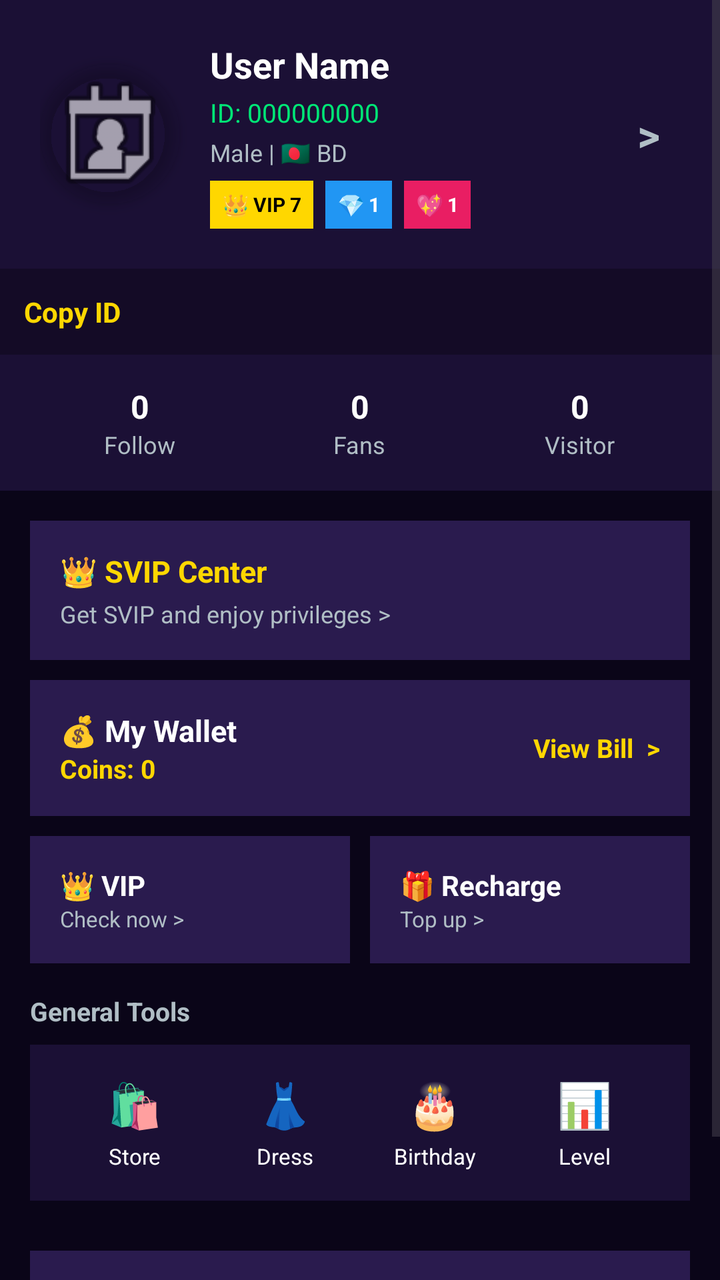
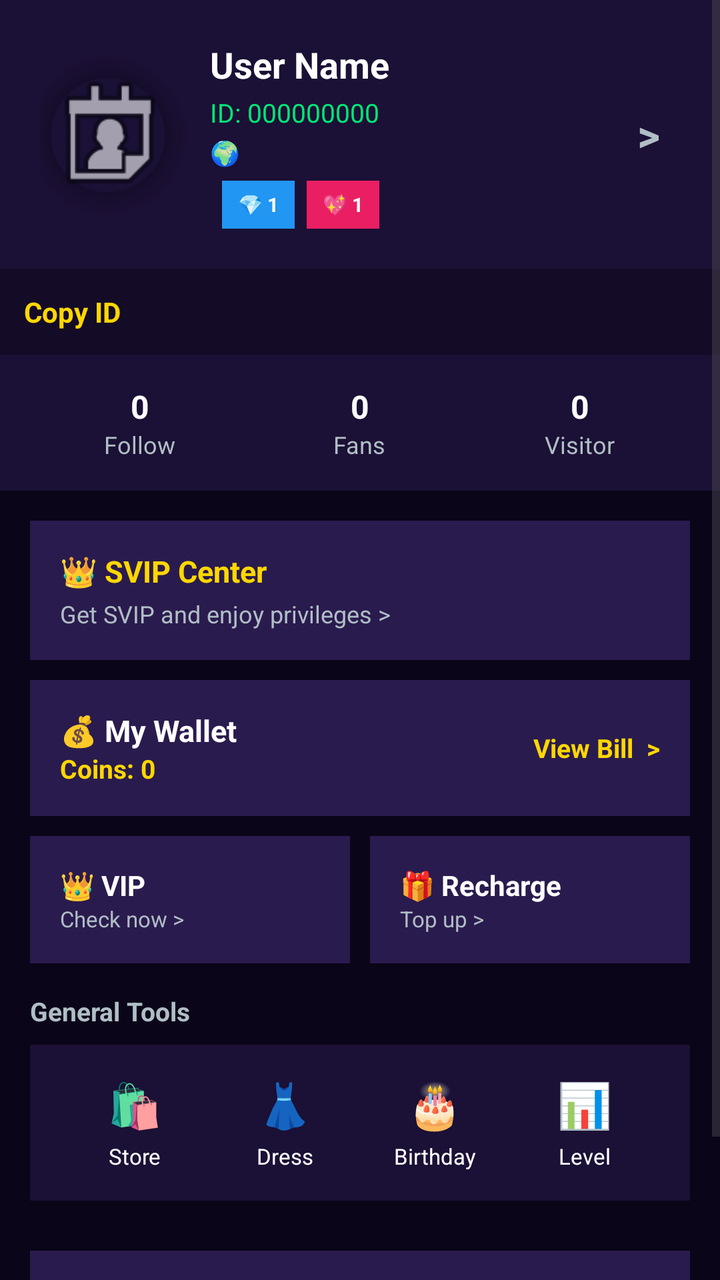

The first picture is an Android layout as it rendered before a commit; the second is the same layout after the commit. The layout source and the unified diff follow.
<!-- AndroidManifest.xml: activity theme Theme.SRVoiceChat -->
<!-- res/layout/activity_me.xml -->
<?xml version="1.0" encoding="utf-8"?>
<ScrollView xmlns:android="http://schemas.android.com/apk/res/android"
    xmlns:app="http://schemas.android.com/apk/res-auto"
    android:layout_width="match_parent"
    android:layout_height="match_parent"
    android:background="#0A0518"
    android:fillViewport="true">

    <LinearLayout
        android:layout_width="match_parent"
        android:layout_height="wrap_content"
        android:orientation="vertical">

        
        <LinearLayout
            android:layout_width="match_parent"
            android:layout_height="wrap_content"
            android:background="#1B1035"
            android:gravity="center_vertical"
            android:orientation="horizontal"
            android:padding="20dp">

            <androidx.cardview.widget.CardView
                android:layout_width="70dp"
                android:layout_height="70dp"
                android:layout_marginRight="15dp"
                app:cardCornerRadius="35dp"
                app:cardElevation="4dp"
                app:cardBackgroundColor="@android:color/transparent">

                <ImageView
                    android:id="@+id/imgAvatar"
                    android:layout_width="match_parent"
                    android:layout_height="match_parent"
                    android:scaleType="centerCrop"
                    android:src="@android:drawable/ic_menu_my_calendar" />
            </androidx.cardview.widget.CardView>

            <LinearLayout
                android:layout_width="0dp"
                android:layout_height="wrap_content"
                android:layout_weight="1"
                android:orientation="vertical">

                <TextView
                    android:id="@+id/txtName"
                    android:layout_width="wrap_content"
                    android:layout_height="wrap_content"
                    android:text="User Name"
                    android:textColor="#FFFFFF"
                    android:textSize="18sp"
                    android:textStyle="bold" />

                <TextView
                    android:id="@+id/txtId"
                    android:layout_width="wrap_content"
                    android:layout_height="wrap_content"
                    android:paddingTop="3dp"
                    android:text="ID: 000000000"
                    android:textColor="#00E676"
                    android:textSize="13sp" />

                <TextView
                    android:id="@+id/txtGenderCountry"
                    android:layout_width="wrap_content"
                    android:layout_height="wrap_content"
                    android:paddingTop="3dp"
                    android:text="Male | 🇧🇩 BD"
                    android:textColor="#B0BEC5"
                    android:textSize="12sp" />

                
                <LinearLayout
                    android:layout_width="wrap_content"
                    android:layout_height="wrap_content"
                    android:orientation="horizontal"
                    android:paddingTop="6dp">

                    
                    <LinearLayout
                        android:id="@+id/layoutVipIcon"
                        android:layout_width="wrap_content"
                        android:layout_height="24dp"
                        android:background="#FFD700"
                        android:gravity="center_vertical"
                        android:orientation="horizontal"
                        android:paddingLeft="6dp"
                        android:paddingRight="6dp">
                        <TextView
                            android:id="@+id/imgVipIcon"
                            android:layout_width="wrap_content"
                            android:layout_height="wrap_content"
                            android:text="👑"
                            android:textSize="11sp" />
                        <TextView
                            android:id="@+id/txtVipNum"
                            android:layout_width="wrap_content"
                            android:layout_height="wrap_content"
                            android:paddingLeft="2dp"
                            android:text="VIP 7"
                            android:textColor="#000000"
                            android:textSize="10sp"
                            android:textStyle="bold" />
                    </LinearLayout>

                    
                    <LinearLayout
                        android:id="@+id/layoutWealthLevel"
                        android:layout_width="wrap_content"
                        android:layout_height="24dp"
                        android:layout_marginLeft="6dp"
                        android:background="#2196F3"
                        android:gravity="center_vertical"
                        android:orientation="horizontal"
                        android:paddingLeft="6dp"
                        android:paddingRight="6dp">
                        <TextView
                            android:layout_width="wrap_content"
                            android:layout_height="wrap_content"
                            android:text="💎"
                            android:textSize="11sp" />
                        <TextView
                            android:id="@+id/txtWealthNum"
                            android:layout_width="wrap_content"
                            android:layout_height="wrap_content"
                            android:paddingLeft="2dp"
                            android:text="1"
                            android:textColor="#FFFFFF"
                            android:textSize="10sp"
                            android:textStyle="bold" />
                    </LinearLayout>

                    
                    <LinearLayout
                        android:id="@+id/layoutCharmLevel"
                        android:layout_width="wrap_content"
                        android:layout_height="24dp"
                        android:layout_marginLeft="6dp"
                        android:background="#E91E63"
                        android:gravity="center_vertical"
                        android:orientation="horizontal"
                        android:paddingLeft="6dp"
                        android:paddingRight="6dp">
                        <TextView
                            android:layout_width="wrap_content"
                            android:layout_height="wrap_content"
                            android:text="💖"
                            android:textSize="11sp" />
                        <TextView
                            android:id="@+id/txtCharmNum"
                            android:layout_width="wrap_content"
                            android:layout_height="wrap_content"
                            android:paddingLeft="2dp"
                            android:text="1"
                            android:textColor="#FFFFFF"
                            android:textSize="10sp"
                            android:textStyle="bold" />
                    </LinearLayout>
                </LinearLayout>
            </LinearLayout>

            <TextView
                android:layout_width="wrap_content"
                android:layout_height="wrap_content"
                android:text=">"
                android:textColor="#B0BEC5"
                android:textSize="22sp"
                android:textStyle="bold"
                android:padding="10dp" />
        </LinearLayout>

        
        <LinearLayout
            android:layout_width="match_parent"
            android:layout_height="wrap_content"
            android:background="#140B26"
            android:padding="12dp"
            android:paddingHorizontal="20dp">
            <TextView
                android:layout_width="wrap_content"
                android:layout_height="wrap_content"
                android:text="Copy ID"
                android:textColor="#FFD700"
                android:textSize="14sp"
                android:textStyle="bold" />
        </LinearLayout>

        
        <LinearLayout
            android:layout_width="match_parent"
            android:layout_height="wrap_content"
            android:background="#1B1035"
            android:orientation="horizontal"
            android:padding="15dp">

            <LinearLayout android:layout_width="0dp" android:layout_height="wrap_content" android:layout_weight="1" android:gravity="center" android:orientation="vertical">
                <TextView android:id="@+id/txtFollow" android:layout_width="wrap_content" android:layout_height="wrap_content" android:text="0" android:textColor="#FFFFFF" android:textSize="16sp" android:textStyle="bold" />
                <TextView android:layout_width="wrap_content" android:layout_height="wrap_content" android:text="Follow" android:textColor="#B0BEC5" android:textSize="12sp" />
            </LinearLayout>
            <LinearLayout android:layout_width="0dp" android:layout_height="wrap_content" android:layout_weight="1" android:gravity="center" android:orientation="vertical">
                <TextView android:id="@+id/txtFans" android:layout_width="wrap_content" android:layout_height="wrap_content" android:text="0" android:textColor="#FFFFFF" android:textSize="16sp" android:textStyle="bold" />
                <TextView android:layout_width="wrap_content" android:layout_height="wrap_content" android:text="Fans" android:textColor="#B0BEC5" android:textSize="12sp" />
            </LinearLayout>
            <LinearLayout android:layout_width="0dp" android:layout_height="wrap_content" android:layout_weight="1" android:gravity="center" android:orientation="vertical">
                <TextView android:id="@+id/txtVisitor" android:layout_width="wrap_content" android:layout_height="wrap_content" android:text="0" android:textColor="#FFFFFF" android:textSize="16sp" android:textStyle="bold" />
                <TextView android:layout_width="wrap_content" android:layout_height="wrap_content" android:text="Visitor" android:textColor="#B0BEC5" android:textSize="12sp" />
            </LinearLayout>
        </LinearLayout>

        <LinearLayout
            android:layout_width="match_parent"
            android:layout_height="wrap_content"
            android:orientation="vertical"
            android:padding="15dp">

            
            <LinearLayout
                android:layout_width="match_parent"
                android:layout_height="wrap_content"
                android:background="#2A1B4E"
                android:orientation="vertical"
                android:padding="15dp"
                android:layout_marginBottom="10dp">
                <TextView android:layout_width="wrap_content" android:layout_height="wrap_content" android:text="👑 SVIP Center" android:textColor="#FFD700" android:textSize="15sp" android:textStyle="bold" />
                <TextView android:id="@+id/txtSvipStatus" android:layout_width="wrap_content" android:layout_height="wrap_content" android:text="Get SVIP and enjoy privileges >" android:textColor="#B0BEC5" android:textSize="12sp" android:paddingTop="3dp" />
            </LinearLayout>

            
            <LinearLayout
                android:id="@+id/walletBox"
                android:layout_width="match_parent"
                android:layout_height="wrap_content"
                android:background="#2A1B4E"
                android:orientation="horizontal"
                android:gravity="center_vertical"
                android:padding="15dp"
                android:layout_marginBottom="10dp">
                <LinearLayout android:layout_width="0dp" android:layout_height="wrap_content" android:layout_weight="1" android:orientation="vertical">
                    <TextView android:layout_width="wrap_content" android:layout_height="wrap_content" android:text="💰 My Wallet" android:textColor="#FFFFFF" android:textSize="15sp" android:textStyle="bold" />
                    <TextView android:id="@+id/txtWalletCoins" android:layout_width="wrap_content" android:layout_height="wrap_content" android:text="Coins: 0" android:textColor="#FFD700" android:textSize="13sp" android:textStyle="bold" />
                </LinearLayout>
                <TextView android:layout_width="wrap_content" android:layout_height="wrap_content" android:text="View Bill  >" android:textColor="#FFD700" android:textSize="13sp" android:textStyle="bold" />
            </LinearLayout>

            
            <LinearLayout
                android:id="@+id/sellerWalletBox"
                android:layout_width="match_parent"
                android:layout_height="wrap_content"
                android:background="#00C853"
                android:orientation="horizontal"
                android:gravity="center_vertical"
                android:padding="15dp"
                android:layout_marginBottom="10dp"
                android:visibility="gone">
                <LinearLayout android:layout_width="0dp" android:layout_height="wrap_content" android:layout_weight="1" android:orientation="vertical">
                    <TextView android:layout_width="wrap_content" android:layout_height="wrap_content" android:text="🏪 Seller Business Wallet" android:textColor="#FFFFFF" android:textSize="15sp" android:textStyle="bold" />
                    <TextView android:id="@+id/txtSellerBalance" android:layout_width="wrap_content" android:layout_height="wrap_content" android:text="Business Coins: 0" android:textColor="#FFFFFF" android:textSize="13sp" android:textStyle="bold" />
                </LinearLayout>
                <TextView android:layout_width="wrap_content" android:layout_height="wrap_content" android:text="Sell Coins  >" android:textColor="#FFFFFF" android:textSize="13sp" android:textStyle="bold" />
            </LinearLayout>

            
            <LinearLayout
                android:layout_width="match_parent"
                android:layout_height="wrap_content"
                android:orientation="horizontal"
                android:layout_marginBottom="15dp">
                <LinearLayout android:layout_width="0dp" android:layout_height="wrap_content" android:layout_weight="1" android:background="#2A1B4E" android:orientation="vertical" android:padding="15dp" android:layout_marginRight="5dp">
                    <TextView android:layout_width="wrap_content" android:layout_height="wrap_content" android:text="👑 VIP" android:textColor="#FFFFFF" android:textSize="14sp" android:textStyle="bold" />
                    <TextView android:id="@+id/txtVipStatus" android:layout_width="wrap_content" android:layout_height="wrap_content" android:text="Check now >" android:textColor="#B0BEC5" android:textSize="11sp" />
                </LinearLayout>
                <LinearLayout android:layout_width="0dp" android:layout_height="wrap_content" android:layout_weight="1" android:background="#2A1B4E" android:orientation="vertical" android:padding="15dp" android:layout_marginLeft="5dp">
                    <TextView android:layout_width="wrap_content" android:layout_height="wrap_content" android:text="🎁 Recharge" android:textColor="#FFFFFF" android:textSize="14sp" android:textStyle="bold" />
                    <TextView android:layout_width="wrap_content" android:layout_height="wrap_content" android:text="Top up >" android:textColor="#B0BEC5" android:textSize="11sp" />
                </LinearLayout>
            </LinearLayout>

            <TextView android:layout_width="wrap_content" android:layout_height="wrap_content" android:text="General Tools" android:textColor="#B0BEC5" android:textSize="13sp" android:textStyle="bold" android:paddingBottom="8dp" />

            <LinearLayout
                android:layout_width="match_parent"
                android:layout_height="wrap_content"
                android:background="#1B1035"
                android:orientation="horizontal"
                android:padding="15dp"
                android:layout_marginBottom="15dp"
                android:weightSum="4">
                <LinearLayout android:layout_width="0dp" android:layout_height="wrap_content" android:layout_weight="1" android:gravity="center" android:orientation="vertical">
                    <TextView android:text="🛍️" android:textSize="22sp" android:layout_width="wrap_content" android:layout_height="wrap_content"/>
                    <TextView android:text="Store" android:textColor="#FFFFFF" android:textSize="11sp" android:paddingTop="4dp" android:layout_width="wrap_content" android:layout_height="wrap_content"/>
                </LinearLayout>
                <LinearLayout android:layout_width="0dp" android:layout_height="wrap_content" android:layout_weight="1" android:gravity="center" android:orientation="vertical">
                    <TextView android:text="👗" android:textSize="22sp" android:layout_width="wrap_content" android:layout_height="wrap_content"/>
                    <TextView android:text="Dress" android:textColor="#FFFFFF" android:textSize="11sp" android:paddingTop="4dp" android:layout_width="wrap_content" android:layout_height="wrap_content"/>
                </LinearLayout>
                <LinearLayout android:layout_width="0dp" android:layout_height="wrap_content" android:layout_weight="1" android:gravity="center" android:orientation="vertical">
                    <TextView android:text="🎂" android:textSize="22sp" android:layout_width="wrap_content" android:layout_height="wrap_content"/>
                    <TextView android:text="Birthday" android:textColor="#FFFFFF" android:textSize="11sp" android:paddingTop="4dp" android:layout_width="wrap_content" android:layout_height="wrap_content"/>
                </LinearLayout>
                <LinearLayout
                    android:id="@+id/layoutLevelBtn"
                    android:layout_width="0dp" android:layout_height="wrap_content" android:layout_weight="1" android:gravity="center" android:orientation="vertical">
                    <TextView android:text="📊" android:textSize="22sp" android:layout_width="wrap_content" android:layout_height="wrap_content"/>
                    <TextView android:text="Level" android:textColor="#FFFFFF" android:textSize="11sp" android:paddingTop="4dp" android:layout_width="wrap_content" android:layout_height="wrap_content"/>
                </LinearLayout>
            </LinearLayout>

            <LinearLayout
                android:id="@+id/btnLogoutLayout"
                android:layout_width="match_parent"
                android:layout_height="wrap_content"
                android:background="#2A1B4E"
                android:gravity="center"
                android:padding="15dp"
                android:layout_marginTop="10dp"
                android:layout_marginBottom="30dp">
                <TextView android:layout_width="wrap_content" android:layout_height="wrap_content" android:text="🚪 Log Out" android:textColor="#FF4081" android:textSize="15sp" android:textStyle="bold" />
            </LinearLayout>
        </LinearLayout>
    </LinearLayout>
</ScrollView>
<!-- resources referenced by this layout -->
<resources>
  <style name="Theme.SRVoiceChat" parent="Theme.Material3.DayNight.NoActionBar">
          <item name="colorPrimary">#FF4081</item>
          <item name="android:statusBarColor">#FF4081</item>
          <item name="android:windowLightStatusBar">true</item>
      </style>
</resources>

<!-- the commit's change to res/layout/activity_me.xml (unified diff, before → after) -->
@@ -5,12 +5,10 @@
     android:layout_height="match_parent"
     android:background="#0A0518"
     android:fillViewport="true">
-
     <LinearLayout
         android:layout_width="match_parent"
         android:layout_height="wrap_content"
         android:orientation="vertical">
-
         
         <LinearLayout
             android:layout_width="match_parent"
@@ -19,7 +17,6 @@
             android:gravity="center_vertical"
             android:orientation="horizontal"
             android:padding="20dp">
-
             <androidx.cardview.widget.CardView
                 android:layout_width="70dp"
                 android:layout_height="70dp"
@@ -27,7 +24,6 @@
                 app:cardCornerRadius="35dp"
                 app:cardElevation="4dp"
                 app:cardBackgroundColor="@android:color/transparent">
-
                 <ImageView
                     android:id="@+id/imgAvatar"
                     android:layout_width="match_parent"
@@ -35,13 +31,11 @@
                     android:scaleType="centerCrop"
                     android:src="@android:drawable/ic_menu_my_calendar" />
             </androidx.cardview.widget.CardView>
-
             <LinearLayout
                 android:layout_width="0dp"
                 android:layout_height="wrap_content"
                 android:layout_weight="1"
                 android:orientation="vertical">
-
                 <TextView
                     android:id="@+id/txtName"
                     android:layout_width="wrap_content"
@@ -50,7 +44,6 @@
                     android:textColor="#FFFFFF"
                     android:textSize="18sp"
                     android:textStyle="bold" />
-
                 <TextView
                     android:id="@+id/txtId"
                     android:layout_width="wrap_content"
@@ -59,106 +52,66 @@
                     android:text="ID: 000000000"
                     android:textColor="#00E676"
                     android:textSize="13sp" />
-
+                
                 <TextView
                     android:id="@+id/txtGenderCountry"
                     android:layout_width="wrap_content"
                     android:layout_height="wrap_content"
                     android:paddingTop="3dp"
-                    android:text="Male | 🇧🇩 BD"
+                    android:text="🌍"
                     android:textColor="#B0BEC5"
                     android:textSize="12sp" />
-
                 
                 <LinearLayout
+                    android:id="@+id/levelIconsRow"
                     android:layout_width="wrap_content"
                     android:layout_height="wrap_content"
                     android:orientation="horizontal"
                     android:paddingTop="6dp">
-
                     
-                    <LinearLayout
-                        android:id="@+id/layoutVipIcon"
+                    <TextView
+                        android:id="@+id/txtVipBadge"
                         android:layout_width="wrap_content"
                         android:layout_height="24dp"
                         android:background="#FFD700"
-                        android:gravity="center_vertical"
-                        android:orientation="horizontal"
-                        android:paddingLeft="6dp"
-                        android:paddingRight="6dp">
-                        <TextView
-                            android:id="@+id/imgVipIcon"
-                            android:layout_width="wrap_content"
-                            android:layout_height="wrap_content"
-                            android:text="👑"
-                            android:textSize="11sp" />
-                        <TextView
-                            android:id="@+id/txtVipNum"
-                            android:layout_width="wrap_content"
-                            android:layout_height="wrap_content"
-                            android:paddingLeft="2dp"
-                            android:text="VIP 7"
-                            android:textColor="#000000"
-                            android:textSize="10sp"
-                            android:textStyle="bold" />
-                    </LinearLayout>
-
+                        android:gravity="center"
+                        android:paddingLeft="8dp"
+                        android:paddingRight="8dp"
+                        android:text=""
+                        android:textColor="#000000"
+                        android:textSize="10sp"
+                        android:textStyle="bold"
+                        android:visibility="gone" />
                     
-                    <LinearLayout
-                        android:id="@+id/layoutWealthLevel"
+                    <TextView
+                        android:id="@+id/txtWealthBadge"
                         android:layout_width="wrap_content"
                         android:layout_height="24dp"
                         android:layout_marginLeft="6dp"
                         android:background="#2196F3"
-                        android:gravity="center_vertical"
-                        android:orientation="horizontal"
-                        android:paddingLeft="6dp"
-                        android:paddingRight="6dp">
-                        <TextView
-                            android:layout_width="wrap_content"
-                            android:layout_height="wrap_content"
-                            android:text="💎"
-                            android:textSize="11sp" />
-                        <TextView
-                            android:id="@+id/txtWealthNum"
-                            android:layout_width="wrap_content"
-                            android:layout_height="wrap_content"
-                            android:paddingLeft="2dp"
-                            android:text="1"
-                            android:textColor="#FFFFFF"
-                            android:textSize="10sp"
-                            android:textStyle="bold" />
-                    </LinearLayout>
-
+                        android:gravity="center"
+                        android:paddingLeft="8dp"
+                        android:paddingRight="8dp"
+                        android:text="💎 1"
+                        android:textColor="#FFFFFF"
+                        android:textSize="10sp"
+                        android:textStyle="bold" />
                     
-                    <LinearLayout
-                        android:id="@+id/layoutCharmLevel"
+                    <TextView
+                        android:id="@+id/txtCharmBadge"
                         android:layout_width="wrap_content"
                         android:layout_height="24dp"
                         android:layout_marginLeft="6dp"
                         android:background="#E91E63"
-                        android:gravity="center_vertical"
-                        android:orientation="horizontal"
-                        android:paddingLeft="6dp"
-                        android:paddingRight="6dp">
-                        <TextView
-                            android:layout_width="wrap_content"
-                            android:layout_height="wrap_content"
-                            android:text="💖"
-                            android:textSize="11sp" />
-                        <TextView
-                            android:id="@+id/txtCharmNum"
-                            android:layout_width="wrap_content"
-                            android:layout_height="wrap_content"
-                            android:paddingLeft="2dp"
-                            android:text="1"
-                            android:textColor="#FFFFFF"
-                            android:textSize="10sp"
-                            android:textStyle="bold" />
-                    </LinearLayout>
-                </LinearLayout>
-            </LinearLayout>
-
+                        android:gravity="center"
+                        android:paddingLeft="8dp"
+                        android:paddingRight="8dp"
+                        android:text="💖 1"
+                        android:textColor="#FFFFFF"
+                        android:textSize="10sp"
+                        android:textStyle="bold" />
+                </LinearLayout>
+            </LinearLayout>
             <TextView
                 android:layout_width="wrap_content"
                 android:layout_height="wrap_content"
@@ -168,7 +121,6 @@
                 android:textStyle="bold"
                 android:padding="10dp" />
         </LinearLayout>
-
         
         <LinearLayout
             android:layout_width="match_parent"
@@ -184,7 +136,6 @@
                 android:textSize="14sp"
                 android:textStyle="bold" />
         </LinearLayout>
-
         
         <LinearLayout
             android:layout_width="match_parent"
@@ -192,7 +143,6 @@
             android:background="#1B1035"
             android:orientation="horizontal"
             android:padding="15dp">
-
             <LinearLayout android:layout_width="0dp" android:layout_height="wrap_content" android:layout_weight="1" android:gravity="center" android:orientation="vertical">
                 <TextView android:id="@+id/txtFollow" android:layout_width="wrap_content" android:layout_height="wrap_content" android:text="0" android:textColor="#FFFFFF" android:textSize="16sp" android:textStyle="bold" />
                 <TextView android:layout_width="wrap_content" android:layout_height="wrap_content" android:text="Follow" android:textColor="#B0BEC5" android:textSize="12sp" />
@@ -206,13 +156,11 @@
                 <TextView android:layout_width="wrap_content" android:layout_height="wrap_content" android:text="Visitor" android:textColor="#B0BEC5" android:textSize="12sp" />
             </LinearLayout>
         </LinearLayout>
-
         <LinearLayout
             android:layout_width="match_parent"
             android:layout_height="wrap_content"
             android:orientation="vertical"
             android:padding="15dp">
-
             
             <LinearLayout
                 android:layout_width="match_parent"
@@ -224,7 +172,6 @@
                 <TextView android:layout_width="wrap_content" android:layout_height="wrap_content" android:text="👑 SVIP Center" android:textColor="#FFD700" android:textSize="15sp" android:textStyle="bold" />
                 <TextView android:id="@+id/txtSvipStatus" android:layout_width="wrap_content" android:layout_height="wrap_content" android:text="Get SVIP and enjoy privileges >" android:textColor="#B0BEC5" android:textSize="12sp" android:paddingTop="3dp" />
             </LinearLayout>
-
             
             <LinearLayout
                 android:id="@+id/walletBox"
@@ -241,7 +188,6 @@
                 </LinearLayout>
                 <TextView android:layout_width="wrap_content" android:layout_height="wrap_content" android:text="View Bill  >" android:textColor="#FFD700" android:textSize="13sp" android:textStyle="bold" />
             </LinearLayout>
-
             
             <LinearLayout
                 android:id="@+id/sellerWalletBox"
@@ -259,7 +205,6 @@
                 </LinearLayout>
                 <TextView android:layout_width="wrap_content" android:layout_height="wrap_content" android:text="Sell Coins  >" android:textColor="#FFFFFF" android:textSize="13sp" android:textStyle="bold" />
             </LinearLayout>
-
             
             <LinearLayout
                 android:layout_width="match_parent"
@@ -275,9 +220,7 @@
                     <TextView android:layout_width="wrap_content" android:layout_height="wrap_content" android:text="Top up >" android:textColor="#B0BEC5" android:textSize="11sp" />
                 </LinearLayout>
             </LinearLayout>
-
             <TextView android:layout_width="wrap_content" android:layout_height="wrap_content" android:text="General Tools" android:textColor="#B0BEC5" android:textSize="13sp" android:textStyle="bold" android:paddingBottom="8dp" />
-
             <LinearLayout
                 android:layout_width="match_parent"
                 android:layout_height="wrap_content"
@@ -305,7 +248,6 @@
                     <TextView android:text="Level" android:textColor="#FFFFFF" android:textSize="11sp" android:paddingTop="4dp" android:layout_width="wrap_content" android:layout_height="wrap_content"/>
                 </LinearLayout>
             </LinearLayout>
-
             <LinearLayout
                 android:id="@+id/btnLogoutLayout"
                 android:layout_width="match_parent"
